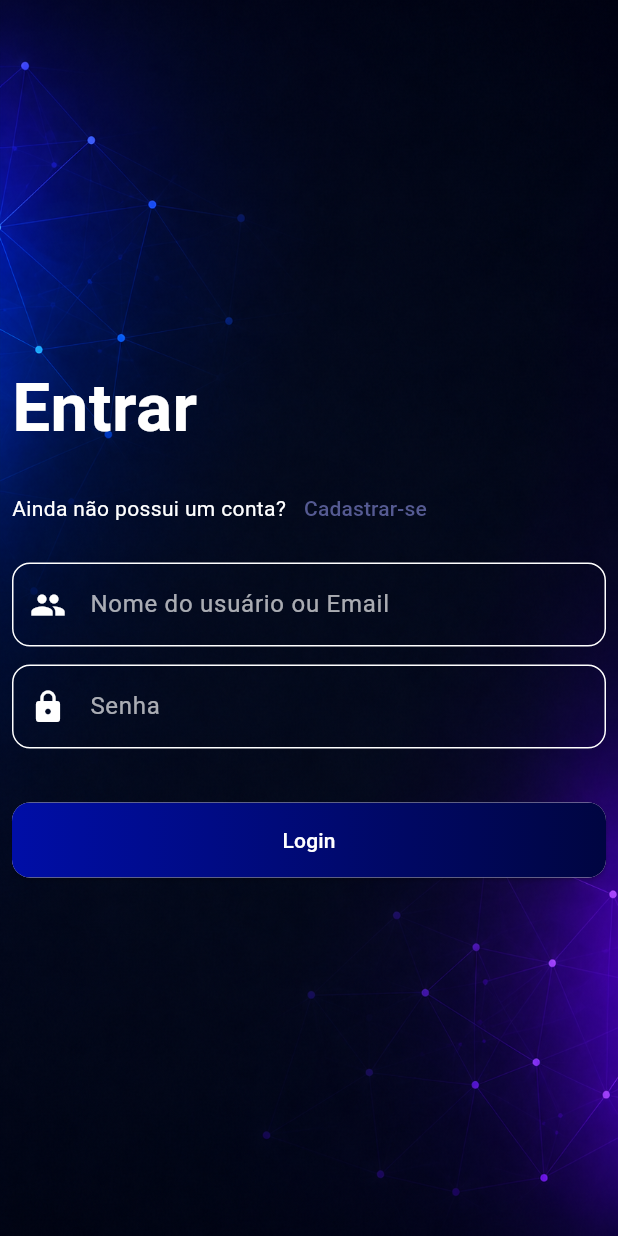
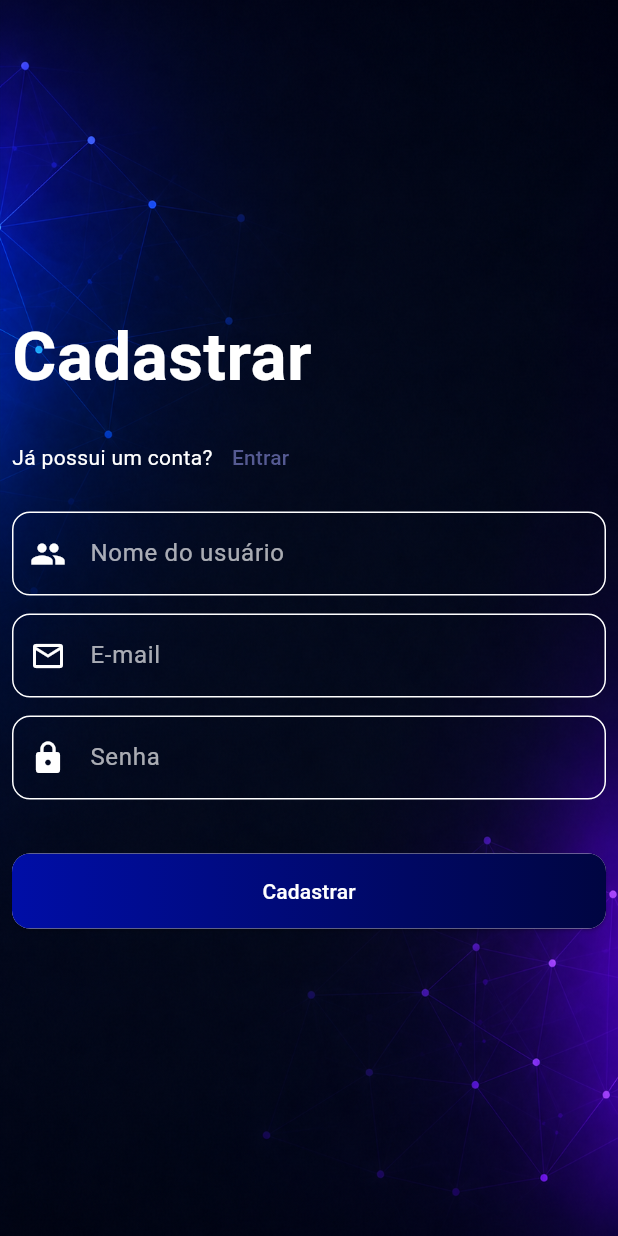
Before and after one commit to No-Country-simulation/G9-BR-Team-19, a Flutter app: the LoginView screen opened directly, after a tap on "Cadastrar-se", on a phone screen of 412 x 824 dp. Run offline on Flutter 3.47's test engine with Material 3 defaults, Android fonts, the phone set to English and light mode, and no system bars; our stand-ins replace google_fonts; Roboto replaces fonts that are missing (Iceberg).

Commit message:
Adicionado tela de cadastro

```diff
--- /dev/null
+++ b/Mobile/techmind/lib/view/cadastro_view.dart
@@ -0,0 +1,81 @@
+import 'package:flutter/material.dart';
+import 'package:techmind/shared/widgets/botao_form.dart';
+import 'package:techmind/shared/widgets/input_form.dart';
+
+class CadastroView extends StatelessWidget {
+  CadastroView({super.key});
+
+  final TextEditingController ctlLogin = TextEditingController();
+  final TextEditingController ctlEmail = TextEditingController();
+  final TextEditingController ctlSenha = TextEditingController();
+  @override
+  Widget build(BuildContext context) {
+    return SafeArea(
+      child: Scaffold(
+        body: Container(
+          decoration: BoxDecoration(
+            image: DecorationImage(
+              image: AssetImage('assets/plano_de_fundo.png'),
+              fit: BoxFit.cover,
+            ),
+          ),
+          child: Padding(
+            padding: const EdgeInsets.only(left: 8.0, right: 8.0),
+            child: Column(
+              spacing: 12,
+              mainAxisAlignment: MainAxisAlignment.center,
+              crossAxisAlignment: CrossAxisAlignment.start,
+              children: [
+                Text(
+                  "Cadastrar",
+                  style: TextStyle(
+                    fontSize: 45,
+                    fontWeight: FontWeight.bold,
+                    color: Colors.white,
+                  ),
+                ),
+                Row(
+                  children: [
+                    Text(
+                      "Já possui um conta?",
+                      style: TextStyle(color: Color.fromRGBO(255, 255, 255, 1)),
+                    ),
+                    TextButton(
+                      onPressed: () {
+                        Navigator.pop(context);
+                      },
+                      child: Text("Entrar"),
+                    ),
+                  ],
+                ),
+                InputForm(
+                  controller: ctlLogin,
+                  label: "Nome do usuário",
+                  icon: Icon(Icons.people, color: Colors.white),
+                ),
+                InputForm(
+                  controller: ctlEmail,
+                  label: "E-mail",
+                  icon: Icon(Icons.email_outlined, color: Colors.white),
+                ),
+                InputForm(
+                  controller: ctlSenha,
+                  label: "Senha",
+                  obscureText: true,
+                  icon: Icon(Icons.lock, color: Colors.white),
+                ),
+                const SizedBox(height: 12),
+                BotaoForm(
+                  label: "Cadastrar",
+                  onPressed: () {},
+                  gradient1: const Color(0xFF000EA7),
+                  gradient2: const Color(0xFF000541),
+                ),
+              ],
+            ),
+          ),
+        ),
+      ),
+    );
+  }
+}
--- a/Mobile/techmind/lib/view/login_view.dart
+++ b/Mobile/techmind/lib/view/login_view.dart
@@ -1,6 +1,7 @@
 import 'package:flutter/material.dart';
 import 'package:techmind/shared/widgets/botao_form.dart';
 import 'package:techmind/shared/widgets/input_form.dart';
+import 'package:techmind/view/cadastro_view.dart';
 import 'package:techmind/view/consulta_conteudo_view.dart';
 
 class LoginView extends StatelessWidget {
@@ -40,7 +41,43 @@ class LoginView extends StatelessWidget {
                       "Ainda não possui um conta?",
                       style: TextStyle(color: Color.fromRGBO(255, 255, 255, 1)),
                     ),
-                    TextButton(onPressed: () {}, child: Text("Cadastrar-se")),
+                    TextButton(
+                      onPressed: () {
+                        Navigator.push(
+                          context,
+                          PageRouteBuilder(
+                            pageBuilder:
+                                (context, animation, secondaryAnimation) =>
+                                    CadastroView(),
+                            transitionsBuilder:
+                                (
+                                  context,
+                                  animation,
+                                  secondaryAnimation,
+                                  child,
+                                ) {
+                                  const begin = Offset(1.0, 0.0);
+                                  const end = Offset.zero;
+                                  const curve = Curves.easeInOut;
+
+                                  final tween = Tween(
+                                    begin: begin,
+                                    end: end,
+                                  ).chain(CurveTween(curve: curve));
+
+                                  return SlideTransition(
+                                    position: animation.drive(tween),
+                                    child: child,
+                                  );
+                                },
+                            transitionDuration: const Duration(
+                              milliseconds: 500,
+                            ),
+                          ),
+                        );
+                      },
+                      child: Text("Cadastrar-se"),
+                    ),
                   ],
                 ),
                 InputForm(
@@ -60,11 +97,31 @@ class LoginView extends StatelessWidget {
                   onPressed: () {
                     Navigator.push(
                       context,
-                      MaterialPageRoute(builder: (_) => ConsultaConteudoView()),
+                      PageRouteBuilder(
+                        pageBuilder: (context, animation, secondaryAnimation) =>
+                            ConsultaConteudoView(),
+                        transitionsBuilder:
+                            (context, animation, secondaryAnimation, child) {
+                              const begin = Offset(1.0, 0.0);
+                              const end = Offset.zero;
+                              const curve = Curves.easeInOut;
+
+                              final tween = Tween(
+                                begin: begin,
+                                end: end,
+                              ).chain(CurveTween(curve: curve));
+
+                              return SlideTransition(
+                                position: animation.drive(tween),
+                                child: child,
+                              );
+                            },
+                        transitionDuration: const Duration(milliseconds: 500),
+                      ),
                     );
                   },
-                  gradient1: Color(0xFF000EA7),
-                  gradient2: Color(0xFF000541),
+                  gradient1: const Color(0xFF000EA7),
+                  gradient2: const Color(0xFF000541),
                 ),
               ],
             ),
```
